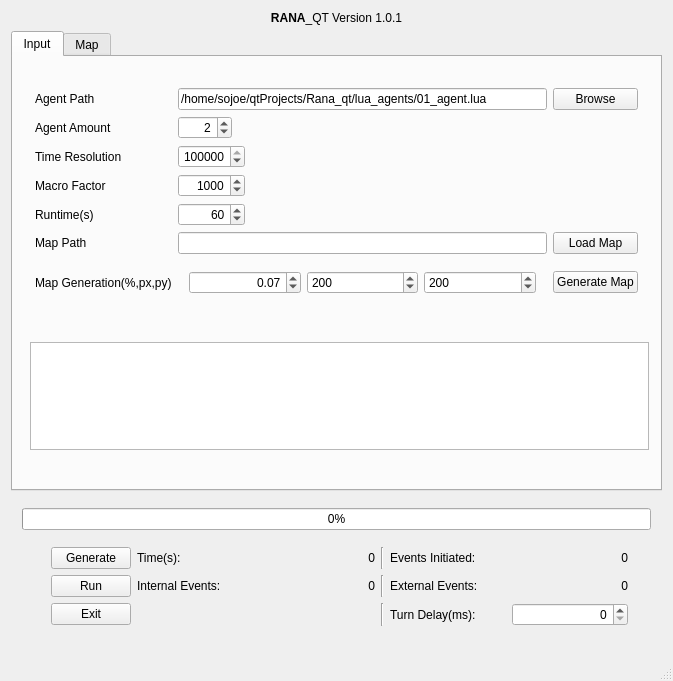
sojoe02/RANA, file mainwindow.ui: the form before one commit.
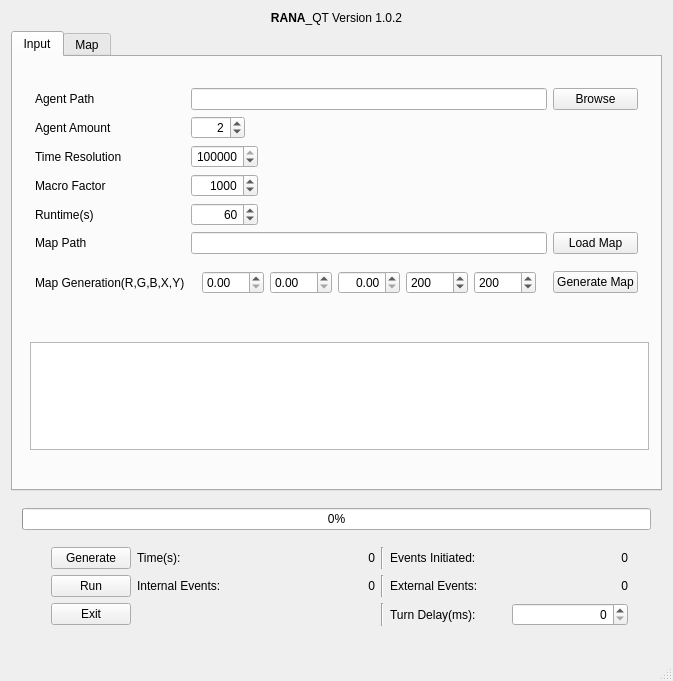
The form after the commit. The open tabs and pages were chosen to show the change.

Commit message: cleaned up the UI, added ability to make a map with random RGB values. Version 1.0.2

What changed in the file:
```diff
--- a/mainwindow.ui
+++ b/mainwindow.ui
@@ -143,7 +143,7 @@
               </sizepolicy>
              </property>
              <property name="text">
-              <string>/home/sojoe/qtProjects/Rana_qt/lua_agents/01_agent.lua</string>
+              <string/>
              </property>
             </widget>
            </item>
@@ -208,7 +208,7 @@
            <item row="10" column="1">
             <widget class="QLabel" name="label_11">
              <property name="text">
-              <string>Map Generation(%,px,py)</string>
+              <string>Map Generation(R,G,B,X,Y)</string>
              </property>
             </widget>
            </item>
@@ -216,7 +216,36 @@
             <widget class="QWidget" name="widget_5" native="true">
              <layout class="QHBoxLayout" name="horizontalLayout_3">
               <item>
-               <widget class="QDoubleSpinBox" name="densityDoubleSpinBox">
+               <widget class="QDoubleSpinBox" name="RdoubleSpinBox">
+                <property name="toolTip">
+                 <string>%R</string>
+                </property>
+                <property name="maximum">
+                 <double>1.000000000000000</double>
+                </property>
+                <property name="singleStep">
+                 <double>0.010000000000000</double>
+                </property>
+               </widget>
+              </item>
+              <item>
+               <widget class="QDoubleSpinBox" name="GDoubleSpinBox">
+                <property name="toolTip">
+                 <string>%G</string>
+                </property>
+                <property name="minimum">
+                 <double>0.000000000000000</double>
+                </property>
+                <property name="maximum">
+                 <double>1.000000000000000</double>
+                </property>
+                <property name="singleStep">
+                 <double>0.010000000000000</double>
+                </property>
+               </widget>
+              </item>
+              <item>
+               <widget class="QDoubleSpinBox" name="BDoubleSpinBox">
                 <property name="sizePolicy">
                  <sizepolicy hsizetype="Minimum" vsizetype="Fixed">
                   <horstretch>0</horstretch>
@@ -226,6 +255,9 @@
                 <property name="alignment">
                  <set>Qt::AlignRight|Qt::AlignTrailing|Qt::AlignVCenter</set>
                 </property>
+                <property name="prefix">
+                 <string/>
+                </property>
                 <property name="maximum">
                  <double>1.000000000000000</double>
                 </property>
@@ -233,7 +265,7 @@
                  <double>0.010000000000000</double>
                 </property>
                 <property name="value">
-                 <double>0.070000000000000</double>
+                 <double>0.000000000000000</double>
                 </property>
                </widget>
               </item>
@@ -539,7 +571,7 @@
     <item row="0" column="0">
      <widget class="QLabel" name="label_4">
       <property name="text">
-       <string>&lt;html&gt;&lt;head/&gt;&lt;body&gt;&lt;p&gt;&lt;span style=&quot; font-weight:600;&quot;&gt;RANA&lt;/span&gt;_QT Version 1.0.1&lt;/p&gt;&lt;/body&gt;&lt;/html&gt;</string>
+       <string>&lt;html&gt;&lt;head/&gt;&lt;body&gt;&lt;p&gt;&lt;span style=&quot; font-weight:600;&quot;&gt;RANA&lt;/span&gt;_QT Version 1.0.2&lt;/p&gt;&lt;/body&gt;&lt;/html&gt;</string>
       </property>
       <property name="textFormat">
        <enum>Qt::RichText</enum>
```
Left out of the diff: 36 changed lines with no effect on the pictures. The commit also changes 2 other files.
